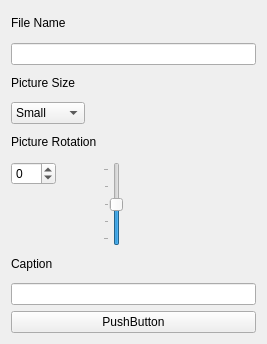
Above: Interface/shrinky_pic_gui.ui from sillsdevarchive/shrinkypic before the change. Below: the same form after it.
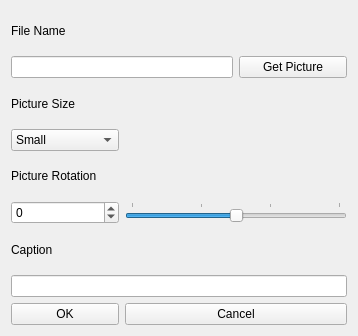
That is the form after the change.

Commit message: Basic dialog is working, Main class needs to be built

Diff of the .ui file:
```diff
--- a/Interface/shrinky_pic_gui.ui
+++ b/Interface/shrinky_pic_gui.ui
@@ -6,14 +6,44 @@
    <rect>
 	<x>0</x>
 	<y>0</y>
-	<width>267</width>
-	<height>344</height>
+	<width>358</width>
+	<height>336</height>
    </rect>
   </property>
   <property name="windowTitle">
    <string>ShrinkyPic</string>
   </property>
-  <layout class="QFormLayout" name="formLayout">
+  <layout class="QHBoxLayout" name="horizontalLayout">
+   <item>
+	<layout class="QGridLayout" name="gridLayout">
+	 <item row="8" column="1" colspan="2">
+	  <widget class="QPushButton" name="CancelButton">
+	   <property name="text">
+		<string>Cancel</string>
+	   </property>
+	  </widget>
+	 </item>
+	 <item row="1" column="2">
+	  <widget class="QPushButton" name="GetPictureButton">
+	   <property name="text">
+		<string>Get Picture</string>
+	   </property>
+	  </widget>
+	 </item>
+	 <item row="4" column="0">
+	  <widget class="QLabel" name="PictureRotationLabel">
+	   <property name="text">
+		<string>Picture Rotation</string>
+	   </property>
+	  </widget>
+	 </item>
+	 <item row="8" column="0">
+	  <widget class="QPushButton" name="OkButton">
+	   <property name="text">
+		<string>OK</string>
+	   </property>
+	  </widget>
+	 </item>
    <item row="0" column="0">
 	<widget class="QLabel" name="FileNameLabel">
 	 <property name="text">
@@ -21,15 +51,15 @@
 	 </property>
 	</widget>
    </item>
-   <item row="2" column="0">
-	<widget class="QLabel" name="PictureSizeLabel">
-	 <property name="text">
-	  <string>Picture Size</string>
+	 <item row="7" column="0" colspan="3">
+	  <widget class="QLineEdit" name="CaptionEdit">
+	   <property name="toolTip">
+		<string>&lt;html&gt;&lt;head/&gt;&lt;body&gt;&lt;p&gt;Enter a caption for this picture.&lt;/p&gt;&lt;/body&gt;&lt;/html&gt;</string>
 	 </property>
 	</widget>
    </item>
    <item row="3" column="0">
-	<widget class="QComboBox" name="SizeBox">
+	  <widget class="QComboBox" name="SizeSelect">
 	 <item>
 	  <property name="text">
 	   <string>Small</string>
@@ -47,14 +77,7 @@
 	 </item>
 	</widget>
    </item>
-   <item row="4" column="0">
-	<widget class="QLabel" name="PictureRotationLabel">
-	 <property name="text">
-	  <string>Picture Rotation</string>
-	 </property>
-	</widget>
-   </item>
-   <item row="7" column="0">
+	 <item row="6" column="0">
 	<widget class="QLabel" name="CaptionLabel">
 	 <property name="toolTip">
 	  <string>&lt;html&gt;&lt;head/&gt;&lt;body&gt;&lt;p&gt;Enter a caption for this picture.&lt;/p&gt;&lt;/body&gt;&lt;/html&gt;</string>
@@ -64,16 +87,16 @@
 	 </property>
 	</widget>
    </item>
-   <item row="9" column="0" colspan="2">
-	<widget class="QLineEdit" name="CaptionEdit">
-	 <property name="toolTip">
-	  <string>&lt;html&gt;&lt;head/&gt;&lt;body&gt;&lt;p&gt;Enter a caption for this picture.&lt;/p&gt;&lt;/body&gt;&lt;/html&gt;</string>
-	 </property>
-	</widget>
-   </item>
    <item row="1" column="0" colspan="2">
 	<widget class="QLineEdit" name="FileNameEdit"/>
    </item>
+	 <item row="2" column="0">
+	  <widget class="QLabel" name="PictureSizeLabel">
+	   <property name="text">
+		<string>Picture Size</string>
+	   </property>
+	  </widget>
+	 </item>
    <item row="5" column="0">
 	<widget class="QSpinBox" name="RotationBox">
 	 <property name="minimum">
@@ -84,13 +107,13 @@
 	 </property>
 	</widget>
    </item>
-   <item row="5" column="1">
+	 <item row="5" column="1" colspan="2">
 	<widget class="QSlider" name="RotationSlider">
 	 <property name="minimum">
-	  <number>-20</number>
+		<number>-15</number>
 	 </property>
 	 <property name="maximum">
-	  <number>20</number>
+		<number>15</number>
 	 </property>
 	 <property name="singleStep">
 	  <number>0</number>
@@ -102,19 +125,14 @@
 	  <number>0</number>
 	 </property>
 	 <property name="orientation">
-	  <enum>Qt::Vertical</enum>
+		<enum>Qt::Horizontal</enum>
 	 </property>
 	 <property name="tickPosition">
 	  <enum>QSlider::TicksAbove</enum>
 	 </property>
 	</widget>
    </item>
-   <item row="10" column="0" colspan="2">
-	<widget class="QPushButton" name="pushButton">
-	 <property name="text">
-	  <string>PushButton</string>
-	 </property>
-	</widget>
+	</layout>
    </item>
   </layout>
  </widget>
```
Left out of the diff: 40 changed lines with no effect on the pictures. Lines whose indentation alone changed are shown as unchanged. The commit also changes 2 other files.
